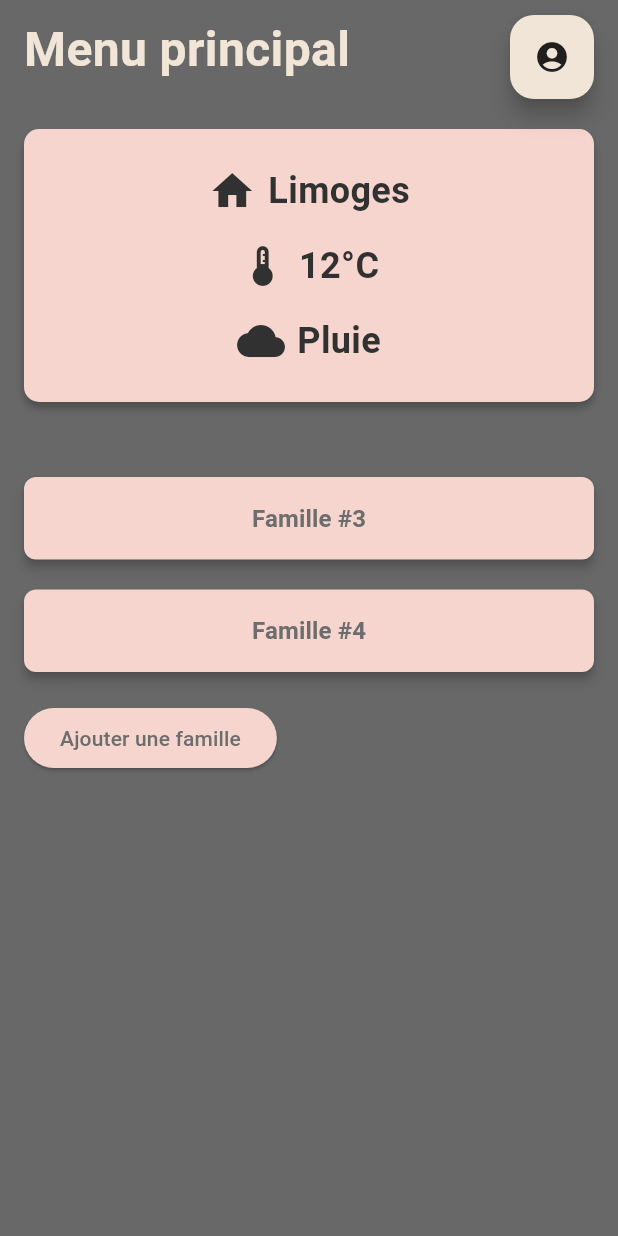
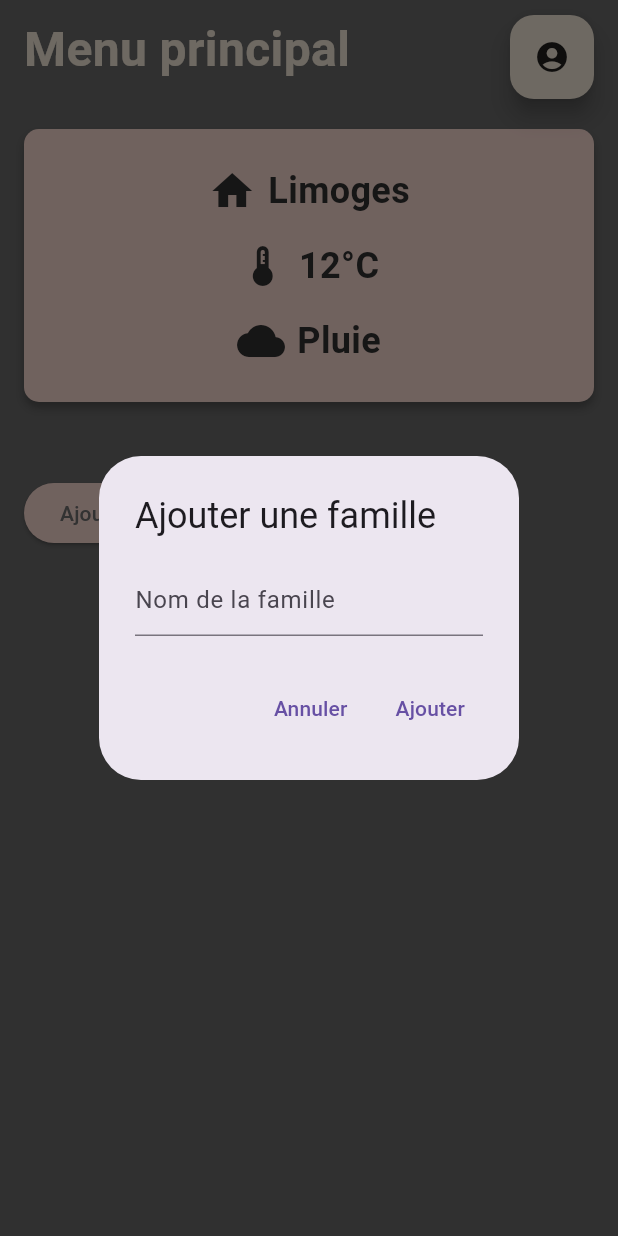
Before and after one commit to GalDen01/SAE-Planificateur-familial, a Flutter app: the screen it shows after launch, after a tap on "Ajouter une famille", on a phone screen of 412 x 824 dp. Run offline on Flutter 3.47's test engine with Material 3 defaults, Android fonts, the phone set to English and light mode, and no system bars; generated files the repository leaves out were written again.

Commit message:
ajout de la creation de famille (a tester)

```diff
--- a/flutter_application_1/lib/main.dart
+++ b/flutter_application_1/lib/main.dart
@@ -1,8 +1,17 @@
 import 'package:flutter/material.dart';
+import 'package:provider/provider.dart';
 import 'src/screens/home_screen.dart';
+import 'src/providers/family_provider.dart';
 
 void main() {
-  runApp(const MyApp());
+  runApp(
+    MultiProvider(
+      providers: [
+        ChangeNotifierProvider(create: (_) => FamilyProvider()),
+      ],
+      child: const MyApp(),
+    ),
+  );
 }
 
 class MyApp extends StatelessWidget {
--- a/flutter_application_1/lib/src/screens/home_screen.dart
+++ b/flutter_application_1/lib/src/screens/home_screen.dart
@@ -1,9 +1,11 @@
 import 'package:flutter/material.dart';
+import 'package:provider/provider.dart';
+import '../providers/family_provider.dart';
 import '../widgets/header_menu.dart';
-import '../screens/family_details_screen.dart';
 import '../widgets/weather_card.dart';
 import '../widgets/family_button.dart';
 import '../widgets/family_add_button.dart';
+import '../screens/family_details_screen.dart';
 
 class HomeScreen extends StatelessWidget {
   const HomeScreen({super.key});
@@ -15,7 +17,8 @@ class HomeScreen extends StatelessWidget {
     const Color textGrayColor = Color(0xFF6D6D6D);   // Gris pour le texte
     const Color brightCardColor = Color(0xFFF0E5D6);
     const Color blackColor = Color.fromARGB(255, 49, 49, 49);
-    final Color salmonPink = cardColor;
+
+    final families = context.watch<FamilyProvider>().families;
 
     return Scaffold(
       backgroundColor: backgroundColor,
@@ -25,16 +28,16 @@ class HomeScreen extends StatelessWidget {
           child: Column(
             crossAxisAlignment: CrossAxisAlignment.start,
             children: [
-              // Titre "Menu principal" plus grand et légèrement remonté
-              HeaderMenu(
+              // Titre "Menu principal"
+              const HeaderMenu(
                 title: "Menu principal",
                 textColor: brightCardColor,
-                fontSize: 32, // Taille du texte
+                fontSize: 32,
               ),
-              const SizedBox(height: 30), // Espacement après le titre
+              const SizedBox(height: 30),
 
-              // WeatherCard affichée en colonne
-              WeatherCard(
+              // WeatherCard
+              const WeatherCard(
                 backgroundColor: cardColor,
                 cityName: "Limoges",
                 temperature: "12°C",
@@ -45,24 +48,24 @@ class HomeScreen extends StatelessWidget {
                 textColor: blackColor,
               ),
 
-              const SizedBox(height: 50), // Espacement après la WeatherCard
+              const SizedBox(height: 50),
 
-              // Boutons familles
+              // Liste des boutons familles avec espacement
+              ...families
+                  .map((family) => Column(
+                        children: [
                           FamilyButton(
-            label: "Famille #3",
+                            label: family.name,
                             backgroundColor: cardColor,
                             textColor: textGrayColor,
-            targetPage: const FamilyDetailsScreen(familyName: "Famille #3"),
+                            targetPage: FamilyDetailsScreen(familyName: family.name),
                           ),
+                          const SizedBox(height: 20), // Espacement entre chaque famille
+                        ],
+                      ))
+                  .toList(),
 
-              const SizedBox(height: 20), // Espacement entre les boutons
-              FamilyButton(
-              label: "Famille #4",
-              backgroundColor: cardColor,
-              textColor: textGrayColor,
-              targetPage: const FamilyDetailsScreen(familyName: "Famille #4"),
-            ),
-              const SizedBox(height: 20),
+              // Bouton pour ajouter une famille
               FamilyAddButton(
                 backgroundColor: cardColor,
                 textColor: textGrayColor,
@@ -71,12 +74,10 @@ class HomeScreen extends StatelessWidget {
           ),
         ),
       ),
-      // Icône de profil (en haut à droite)
-
+      // Icône de profil en haut à droite
       floatingActionButtonLocation: FloatingActionButtonLocation.endTop,
-
       floatingActionButton: Padding(
-      padding: const EdgeInsets.only(top: 10.0), // Ajout du décalage
+        padding: const EdgeInsets.only(top: 10.0),
         child: FloatingActionButton(
           backgroundColor: brightCardColor,
           onPressed: () {
--- a/flutter_application_1/lib/src/widgets/family_add_button.dart
+++ b/flutter_application_1/lib/src/widgets/family_add_button.dart
@@ -1,25 +1,56 @@
 import 'package:flutter/material.dart';
+import 'package:provider/provider.dart';
+import '../providers/family_provider.dart';
 
 class FamilyAddButton extends StatelessWidget {
-    final Color backgroundColor;
-    final Color textColor;
+  final Color backgroundColor;
+  final Color textColor;
 
-    const FamilyAddButton({
+  const FamilyAddButton({
     super.key,
     required this.backgroundColor,
     required this.textColor,
-});
-    @override
-    Widget build(BuildContext context){
+  });
 
+  @override
+  Widget build(BuildContext context) {
     return ElevatedButton(
       onPressed: () {
-        // Action que vous voulez effectuer lorsque le bouton est pressé.
-        print("Ajouter une famille");
+        showDialog(
+          context: context,
+          builder: (context) {
+            final TextEditingController controller = TextEditingController();
+            return AlertDialog(
+              title: const Text('Ajouter une famille'),
+              content: TextField(
+                controller: controller,
+                decoration: const InputDecoration(
+                  hintText: 'Nom de la famille',
+                ),
+              ),
+              actions: [
+                TextButton(
+                  onPressed: () => Navigator.pop(context),
+                  child: const Text('Annuler'),
+                ),
+                TextButton(
+                  onPressed: () {
+                    final familyName = controller.text.trim();
+                    if (familyName.isNotEmpty) {
+                      context.read<FamilyProvider>().addFamily(familyName);
+                      Navigator.pop(context);
+                    }
+                  },
+                  child: const Text('Ajouter'),
+                ),
+              ],
+            );
+          },
+        );
       },
       style: ElevatedButton.styleFrom(
         backgroundColor: backgroundColor, // Couleur du bouton
-        foregroundColor: textColor, // Couleur du texte du bouton
+        foregroundColor: textColor,      // Couleur du texte du bouton
       ),
       child: const Text('Ajouter une famille'),
     );
--- a/flutter_application_1/pubspec.yaml
+++ b/flutter_application_1/pubspec.yaml
@@ -16,6 +16,7 @@ dependencies:
     sdk: flutter
   #http: ^0.13.5
   #geolocator: ^9.0.2
+  provider: ^6.0.5
 
 dev_dependencies:
   flutter_test:
```
Also changed, not shown: flutter_application_1/pubspec.lock. Lines whose indentation alone changed are shown as unchanged.
